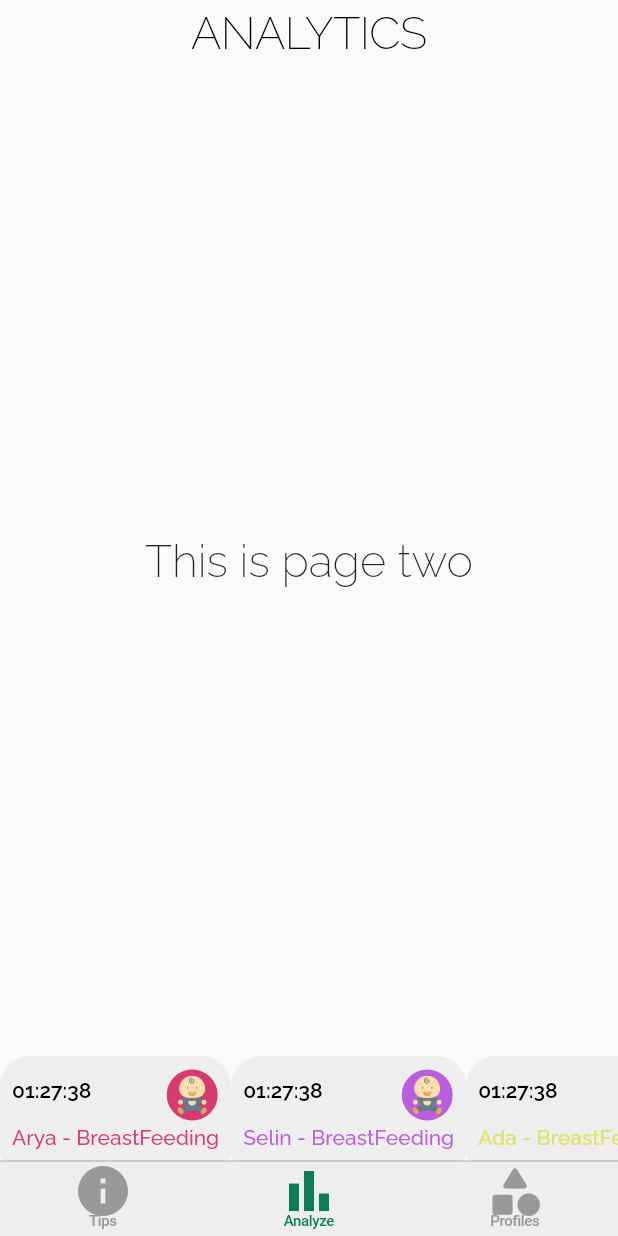
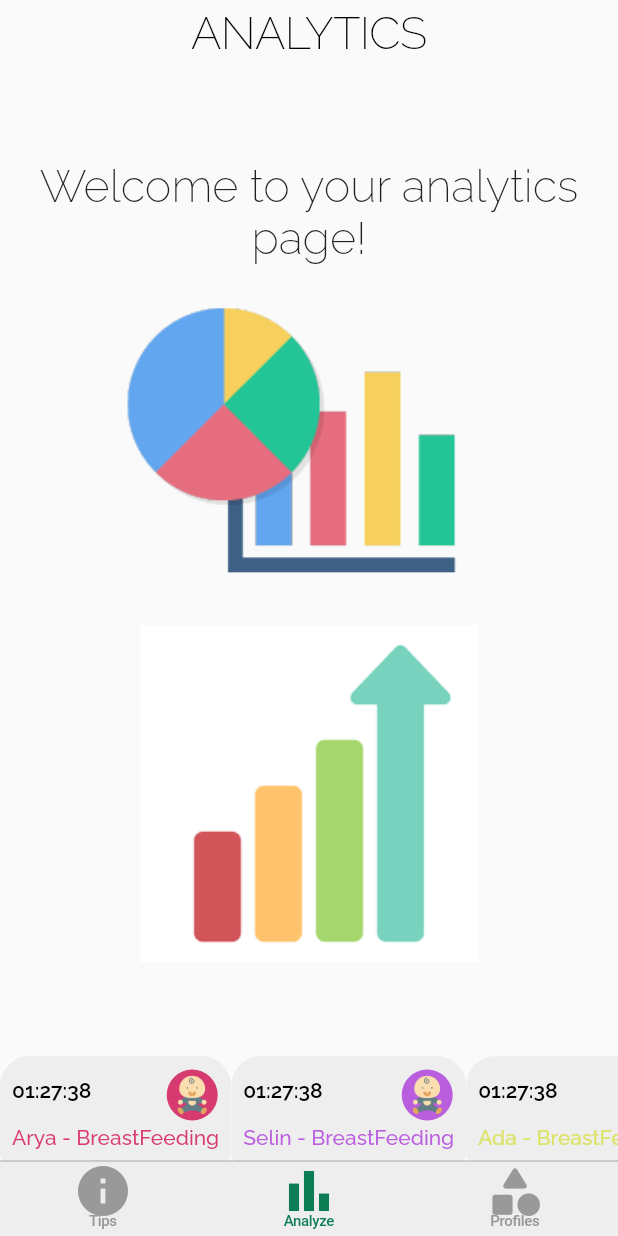
Before and after one commit to ranemelshanawany/tabbar_challenge, a Flutter app: the screen it shows after launch, item 2 of the bottom bar chosen, on a phone screen of 412 x 824 dp. Run offline on Flutter 3.47's test engine with Material 2 defaults, Android fonts, the phone set to English and light mode, and no system bars; our stand-ins replace google_fonts; network calls fail.

```diff
--- a/lib/pages/analyze.dart
+++ b/lib/pages/analyze.dart
@@ -4,9 +4,15 @@ import '../utils/styles_and_colors.dart';
 class Analyze extends StatelessWidget {
   @override
   Widget build(BuildContext context) {
-    return Text(
-      "This is page two",
-      style: textStyle,
+    return SingleChildScrollView(
+      child: Column(
+        mainAxisAlignment: MainAxisAlignment.center,
+        children: [
+          Text ("Welcome to your analytics page!", style: textStyle, textAlign: TextAlign.center,),
+          Image.asset('assets/chart1.png'),
+          Image.asset('assets/chart2.png'),
+        ],
+      ),
     );
   }
 }
--- a/pubspec.yaml
+++ b/pubspec.yaml
@@ -48,6 +48,8 @@ flutter:
   # To add assets to your application, add an assets section, like this:
   assets:
     - assets/circle.png
+    - assets/chart1.png
+    - assets/chart2.png
   #   - images/a_dot_ham.jpeg
 
   # An image asset can refer to one or more resolution-specific "variants", see
```
Also changed, not shown: lib/pages/profile.dart (+36 -3 lines), lib/pages/tips.dart (+28 -3 lines), assets/chart1.png (added), assets/chart2.png (added).
